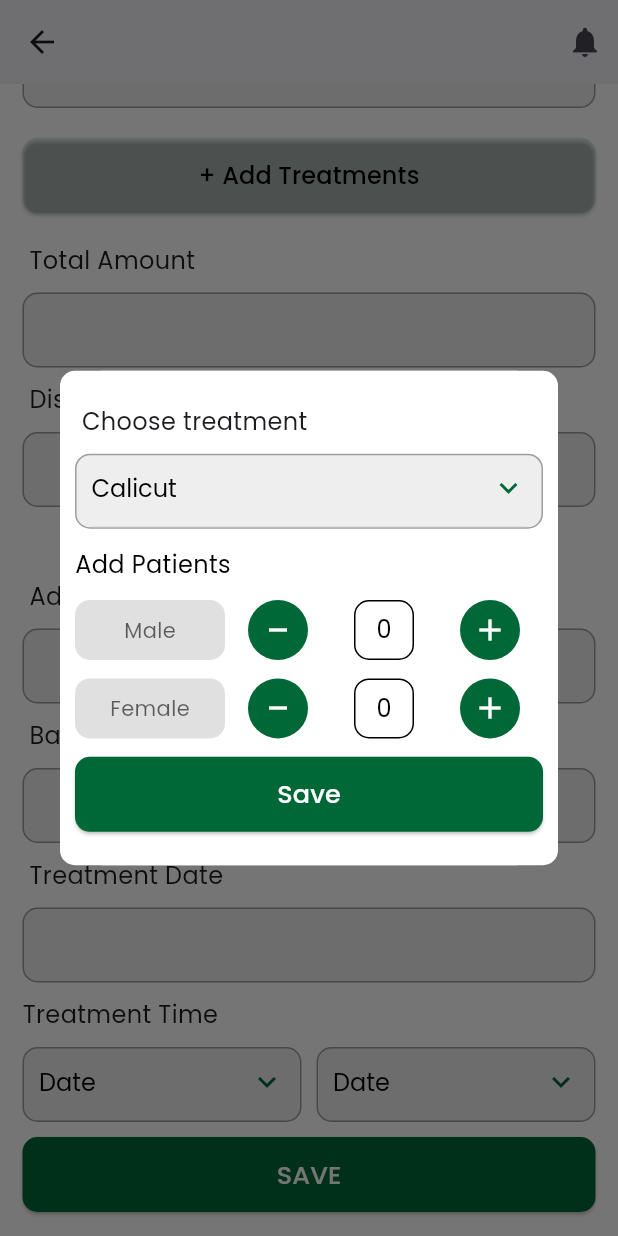
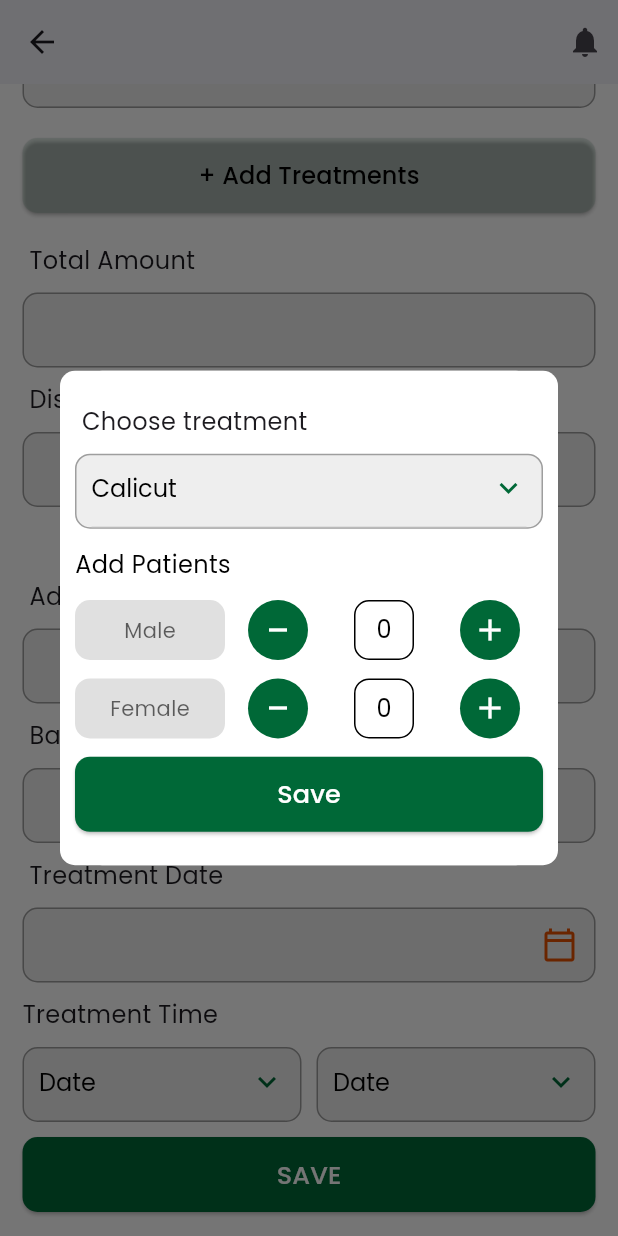
Before and after one commit to yaseeeeeeeeeeen/treatment_app, a Flutter app: the RegistertionScreen screen opened directly, scrolled down 576 dp, after a tap on "+ Add Treatments", on a phone screen of 412 x 824 dp. Run offline on Flutter 3.47's test engine with Material 3 defaults, Android fonts, the phone set to English and light mode, and no system bars; our stand-ins replace either_dart, flutter_bloc.

Commit message:
temporary-stoped

```diff
--- a/lib/core/data/models/tretment_list_model.dart
+++ b/lib/core/data/models/tretment_list_model.dart
@@ -1,9 +1,11 @@
-
 // ignore_for_file: constant_identifier_names
 
 import 'dart:convert';
 
-TrietmentList trietmentListFromJson(String str) => TrietmentList.fromJson(json.decode(str));
+import 'package:treatment_app/core/data/models/branches_model.dart';
+
+TrietmentList trietmentListFromJson(String str) =>
+    TrietmentList.fromJson(json.decode(str));
 
 String trietmentListToJson(TrietmentList data) => json.encode(data.toJson());
 
@@ -15,7 +17,8 @@ class TrietmentList {
   });
 
   factory TrietmentList.fromJson(Map<String, dynamic> json) => TrietmentList(
-        treatments: List<Treatment>.from(json["treatments"].map((x) => Treatment.fromJson(x))),
+        treatments: List<Treatment>.from(
+            json["treatments"].map((x) => Treatment.fromJson(x))),
       );
 
   Map<String, dynamic> toJson() => {
@@ -25,7 +28,7 @@ class TrietmentList {
 
 class Treatment {
   int id;
-    List<Branch> branches;
+  Branchs branches;
   String name;
   String duration;
   String price;
@@ -34,7 +37,7 @@ class Treatment {
   DateTime updatedAt;
 
   Treatment({
-        required this.id,
+    this.id = 0,
     required this.branches,
     required this.name,
     required this.duration,
@@ -45,8 +48,8 @@ class Treatment {
   });
 
   factory Treatment.fromJson(Map<String, dynamic> json) => Treatment(
-        id: json["id"],
-        branches: List<Branch>.from(json["branches"].map((x) => Branch.fromJson(x))),
+        id: json["id"] ?? 0,
+        branches: Branchs.fromJson(json) ,
         name: json["name"],
         duration: json["duration"],
         price: json["price"],
@@ -57,7 +60,7 @@ class Treatment {
 
   Map<String, dynamic> toJson() => {
         "id": id,
-        "branches": List<dynamic>.from(branches.map((x) => x.toJson())),
+        "branches": branches.branches,
         "name": name,
         "duration": duration,
         "price": price,
@@ -67,59 +70,7 @@ class Treatment {
       };
 }
 
-class Branch {
-    int id;
-    Name name;
-    int patientsCount;
-    Location location;
-    Phone phone;
-    Mail mail;
-    Address address;
-    String gst;
-    bool isActive;
-
-    Branch({
-        required this.id,
-        required this.name,
-        required this.patientsCount,
-        required this.location,
-        required this.phone,
-        required this.mail,
-        required this.address,
-        required this.gst,
-        required this.isActive,
-    });
-
-    factory Branch.fromJson(Map<String, dynamic> json) => Branch(
-        id: json["id"],
-        name: nameValues.map[json["name"]]!,
-        patientsCount: json["patients_count"],
-        location: locationValues.map[json["location"]]!,
-        phone: phoneValues.map[json["phone"]]!,
-        mail: mailValues.map[json["mail"]]!,
-        address: addressValues.map[json["address"]]!,
-        gst: json["gst"],
-        isActive: json["is_active"],
-    );
-
-    Map<String, dynamic> toJson() => {
-        "id": id,
-        "name": nameValues.reverse[name],
-        "patients_count": patientsCount,
-        "location": locationValues.reverse[location],
-        "phone": phoneValues.reverse[phone],
-        "mail": mailValues.reverse[mail],
-        "address": addressValues.reverse[address],
-        "gst": gst,
-        "is_active": isActive,
-    };
-}
-
-enum Address {
-    KOCHI_KERALA_685565,
-    KOTTAYAM_KERALA_686563,
-    KOZHIKODE
-}
+enum Address { KOCHI_KERALA_685565, KOTTAYAM_KERALA_686563, KOZHIKODE }
 
 final addressValues = EnumValues({
   "Kochi, Kerala-685565": Address.KOCHI_KERALA_685565,
@@ -127,11 +78,7 @@ final addressValues = EnumValues({
   "Kozhikode": Address.KOZHIKODE
 });
 
-enum Location {
-    KOCHI,
-    KOZHIKODE,
-    KUMARAKOM_KOTTAYAM
-}
+enum Location { KOCHI, KOZHIKODE, KUMARAKOM_KOTTAYAM }
 
 final locationValues = EnumValues({
   "Kochi": Location.KOCHI,
@@ -139,20 +86,11 @@ final locationValues = EnumValues({
   "Kumarakom, Kottayam": Location.KUMARAKOM_KOTTAYAM
 });
 
-enum Mail {
-    USER123_GMAIL_COM
-}
+enum Mail { USER123_GMAIL_COM }
 
-final mailValues = EnumValues({
-    "user123@gmail.com": Mail.USER123_GMAIL_COM
-});
+final mailValues = EnumValues({"user123@gmail.com": Mail.USER123_GMAIL_COM});
 
-enum Name {
-    EDAPPALI,
-    KUMARAKOM,
-    NADAKKAVU,
-    THONDAYADU
-}
+enum Name { EDAPPALI, KUMARAKOM, NADAKKAVU, THONDAYADU }
 
 final nameValues = EnumValues({
   "Edappali": Name.EDAPPALI,
--- a/lib/core/data/repositories/login_repo.dart
+++ b/lib/core/data/repositories/login_repo.dart
@@ -6,7 +6,6 @@ class LoginRepo {
       {required String email, required String password}) async {
     var loginData = {"username": email, "password": password};
     String url = NetworkUrls.login;
-    print(loginData);
     return ApiService.postApi(loginData, url);
   }
 }
--- a/lib/core/presentation/blocs/patient/patient_bloc.dart
+++ b/lib/core/presentation/blocs/patient/patient_bloc.dart
@@ -1,12 +1,23 @@
-
+import 'dart:async';
 
 import 'package:flutter_bloc/flutter_bloc.dart';
+import 'package:intl/intl.dart';
 
 part 'patient_event.dart';
 part 'patient_state.dart';
 
 class PatientBloc extends Bloc<PatientEvent, PatientState> {
   PatientBloc() : super(PatientInitial()) {
+    on<DateSelctedEvent>(dateSelctedEvent);
+  }
 
+  FutureOr<void> dateSelctedEvent(
+      DateSelctedEvent event, Emitter<PatientState> emit) async {
+    String formattedDate =
+        DateFormat('EEEE, MMMM dd, yyyy').format(event.selectedDate);
+    print(formattedDate);
+
+    emit(DateSelctedSuccsessState(
+        selctedDate: event.selectedDate, formatedDate: formattedDate));
   }
 }
--- a/lib/core/presentation/blocs/patient/patient_event.dart
+++ b/lib/core/presentation/blocs/patient/patient_event.dart
@@ -1,3 +1,8 @@
 part of 'patient_bloc.dart';
 
 abstract class PatientEvent {}
+
+class DateSelctedEvent extends PatientEvent {
+  final DateTime selectedDate;
+  DateSelctedEvent({required this.selectedDate});
+}
--- a/lib/core/presentation/blocs/patient/patient_state.dart
+++ b/lib/core/presentation/blocs/patient/patient_state.dart
@@ -12,4 +12,10 @@ final class PatientAddedFailed extends PatientState {
   PatientAddedFailed({required this.messege});
 }
 
+final class DateSelctedSuccsessState extends PatientState {
+  final DateTime selctedDate;
+  final String formatedDate;
+  DateSelctedSuccsessState({required this.selctedDate,required this.formatedDate});
+}
+
 final class PatientAddedLoading extends PatientState {}
--- a/lib/core/presentation/pages/registertion_screen.dart
+++ b/lib/core/presentation/pages/registertion_screen.dart
@@ -1,4 +1,8 @@
 import 'package:flutter/material.dart';
+import 'package:flutter/widgets.dart';
+import 'package:flutter_bloc/flutter_bloc.dart';
+import 'package:treatment_app/core/data/models/get_patient.dart';
+import 'package:treatment_app/core/presentation/blocs/patient/patient_bloc.dart';
 import 'package:treatment_app/core/presentation/utils/constant/colors.dart';
 import 'package:treatment_app/core/presentation/utils/static_datas.dart';
 import 'package:treatment_app/core/presentation/utils/constant/text_styles.dart';
@@ -14,6 +18,7 @@ class RegistertionScreen extends StatelessWidget {
   final TextEditingController nameController = TextEditingController();
   int male = 0;
   int female = 0;
+  DateTime selectedDate = DateTime.now();
   @override
   Widget build(BuildContext context) {
     Size size = MediaQuery.sizeOf(context);
@@ -74,79 +79,12 @@ class RegistertionScreen extends StatelessWidget {
                   const SizedBox(height: 20),
                   ElevatedButton(
                     onPressed: () {
-                      showDialog(
-                        context: context,
-                        barrierDismissible:
-                            false, // User must tap button to dismiss
-                        builder: (BuildContext context) {
-                          return AlertDialog(
-                            backgroundColor: Colors.white,
-                            contentPadding: const EdgeInsets.all(0),
-                            content: Container(
-                              decoration: BoxDecoration(
-                                  borderRadius: BorderRadius.circular(10),
-                                  color: Colors.white),
-                              padding: const EdgeInsets.all(10),
-                              height: size.height / 2.5,
-                              child: Column(
-                                mainAxisAlignment:
-                                    MainAxisAlignment.spaceEvenly,
-                                crossAxisAlignment: CrossAxisAlignment.start,
-                                children: [
-                                  DropDownTextField(
-                                      dropdownList: StaticData.locationDropDown,
-                                      textController: nameController,
-                                      hintText: "Choose prefered treatment",
-                                      title: "Choose treatment"),
-                                  Text("Add Patients",
-                                      style: AppTextStyles.poppinsblack),
-                                  Row(
-                                    children: [
-                                      Container(
-                                        height: 40,
-                                        width: 100,
-                                        decoration: BoxDecoration(
-                                            color: Colors.black12,
-                                            borderRadius:
-                                                BorderRadius.circular(10)),
-                                        child: Center(
-                                            child: Text("Male",
-                                                style: AppTextStyles.hintText)),
-                                      ),
-                                      Expanded(
-                                        child: SizedBox(
-                                            child:
-                                                CounterAlertBox(count: male)),
-                                      )
-                                    ],
-                                  ),
-                                  Row(
-                                    children: [
-                                      Container(
-                                        height: 40,
-                                        width: 100,
-                                        decoration: BoxDecoration(
-                                            color: Colors.black12,
-                                            borderRadius:
-                                                BorderRadius.circular(10)),
-                                        child: Center(
-                                            child: Text("Female",
-                                                style: AppTextStyles.hintText)),
-                                      ),
-                                      Expanded(
-                                        child: SizedBox(
-                                            child:
-                                                CounterAlertBox(count: female)),
-                                      )
-                                    ],
-                                  ),
-                                  CustomButton(onPressed: () {}, text: "Save")
-                                ],
-                              ),
-                            ),
-                          );
-                        },
-                      );
+                      pateintCount(
+                          size: size,
+                          treatmentListController: nameController,
+                          context: context,
+                          female: female,
+                          male: male);
                     },
                     style: ElevatedButton.styleFrom(
                         backgroundColor: AppColors.green.withOpacity(0.1),
@@ -178,6 +116,18 @@ class RegistertionScreen extends StatelessWidget {
                       title: "Balance Amount"),
                   const SizedBox(height: 10),
                   CustomTextFiled(
+                      suffixIcon: GestureDetector(
+                        onTap: () {
+                          calanderDialog(
+                              size: size,
+                              context: context,
+                              dateTime: selectedDate);
+                        },
+                        child: Icon(Icons.calendar_today_outlined,
+                            color: Colors.orange.shade900),
+                      ),
+                      textInputType: TextInputType.none,
+                      readOnly: true,
                       hintText: "",
                       textEditingController: nameController,
                       title: "Treatment Date"),
@@ -206,7 +156,11 @@ class RegistertionScreen extends StatelessWidget {
                     ],
                   ),
                   const SizedBox(height: 10),
-                  CustomButton(onPressed: () {}, text: "SAVE"),
+                  CustomButton(
+                      onPressed: () {
+                        print(selectedDate.day);
+                      },
+                      text: "SAVE"),
                   const SizedBox(height: 10),
                 ],
               ),
@@ -217,3 +171,119 @@ class RegistertionScreen extends StatelessWidget {
     );
   }
 }
+
+void calanderDialog({context, required Size size, required DateTime dateTime}) {
+  showDialog(
+    context: context,
+    barrierDismissible: false,
+    builder: (BuildContext context) {
+      return AlertDialog(
+          title: Text("Select A Date", style: AppTextStyles.poppinsblack),
+          actionsAlignment: MainAxisAlignment.spaceBetween,
+          actions: [
+            TextButton(
+                onPressed: () {
+                  Navigator.of(context).pop();
+                },
+                child: Text("Cancel", style: AppTextStyles.poppinsblack)),
+            BlocListener<PatientBloc, PatientState>(
+              listener: (context, state) {},
+              child: TextButton(
+                  onPressed: () {
+                    context
+                        .read<PatientBloc>()
+                        .add(DateSelctedEvent(selectedDate: dateTime));
+                  },
+                  child: Text("Ok", style: AppTextStyles.poppinsblack)),
+            )
+          ],
+          backgroundColor: Colors.white,
+          contentPadding: const EdgeInsets.all(0),
+          content: Container(
+            margin: const EdgeInsets.all(10),
+            decoration: BoxDecoration(
+                borderRadius: BorderRadius.circular(20), color: Colors.white),
+            height: size.height / 2.2,
+            child: CalendarDatePicker(
+                initialCalendarMode: DatePickerMode.day,
+                currentDate: DateTime.now(),
+                initialDate: DateTime.now(),
+                firstDate: DateTime.now(),
+                lastDate: DateTime(2030),
+                onDateChanged: (value) {
+                  dateTime = value;
+                }),
+          ));
+    },
+  );
+}
+
+////Alert Box
+void pateintCount(
+    {context,
+    required Size size,
+    int male = 0,
+    int female = 0,
+    required TextEditingController treatmentListController}) {
+  showDialog(
+    context: context,
+    barrierDismissible: false,
+    builder: (BuildContext context) {
+      return AlertDialog(
+        backgroundColor: Colors.white,
+        contentPadding: const EdgeInsets.all(0),
+        content: Container(
+          decoration: BoxDecoration(
+              borderRadius: BorderRadius.circular(10), color: Colors.white),
+          padding: const EdgeInsets.all(10),
+          height: size.height / 2.5,
+          child: Column(
+            mainAxisAlignment: MainAxisAlignment.spaceEvenly,
+            crossAxisAlignment: CrossAxisAlignment.start,
+            children: [
+              DropDownTextField(
+                  dropdownList: StaticData.locationDropDown,
+                  textController: treatmentListController,
+                  hintText: "Choose prefered treatment",
+                  title: "Choose treatment"),
+              Text("Add Patients", style: AppTextStyles.poppinsblack),
+              Row(
+                children: [
+                  Container(
+                    height: 40,
+                    width: 100,
+                    decoration: BoxDecoration(
+                        color: Colors.black12,
+                        borderRadius: BorderRadius.circular(10)),
+                    child: Center(
+                        child: Text("Male", style: AppTextStyles.hintText)),
+                  ),
+                  Expanded(
+                    child: SizedBox(child: CounterAlertBox(count: male)),
+                  )
+                ],
+              ),
+              Row(
+                children: [
+                  Container(
+                    height: 40,
+                    width: 100,
+                    decoration: BoxDecoration(
+                        color: Colors.black12,
+                        borderRadius: BorderRadius.circular(10)),
+                    child: Center(
+                        child: Text("Female", style: AppTextStyles.hintText)),
+                  ),
+                  Expanded(
+                    child: SizedBox(child: CounterAlertBox(count: female)),
+                  )
+                ],
+              ),
+              CustomButton(onPressed: () {}, text: "Save")
+            ],
+          ),
+        ),
+      );
+    },
+  );
+}
--- a/lib/core/presentation/widgets/login_page.dart/text_filed.dart
+++ b/lib/core/presentation/widgets/login_page.dart/text_filed.dart
@@ -3,15 +3,20 @@ import 'package:treatment_app/core/presentation/utils/constant/colors.dart';
 import 'package:treatment_app/core/presentation/utils/constant/text_styles.dart';
 
 class CustomTextFiled extends StatelessWidget {
-  const CustomTextFiled(
+  CustomTextFiled(
       {super.key,
       required this.hintText,
       required this.textEditingController,
-      required this.title});
+      required this.title,
+      this.readOnly = false,
+      this.suffixIcon = const SizedBox(),this.textInputType=TextInputType.emailAddress});
+
   final TextEditingController textEditingController;
   final String title;
   final String hintText;
-
+  final bool readOnly;
+  final TextInputType textInputType;
+  final Widget suffixIcon;
   @override
   Widget build(BuildContext context) {
     return SizedBox(
@@ -24,10 +29,12 @@ class CustomTextFiled extends StatelessWidget {
         SizedBox(
           height: 50,
           child: TextFormField(
+            keyboardType: textInputType,
             controller: textEditingController,
             decoration: InputDecoration(
               hintText: hintText,
               hintStyle: AppTextStyles.hintText,
+              suffixIcon: suffixIcon,
               filled: true,
               fillColor: Colors.grey.shade200,
               enabledBorder: const OutlineInputBorder(
--- a/pubspec.yaml
+++ b/pubspec.yaml
@@ -33,6 +33,7 @@ dependencies:
     sdk: flutter
   flutter_bloc: ^8.1.4
   http: ^1.2.1
+  intl: ^0.19.0
 
 dev_dependencies:
   flutter_lints: ^3.0.0
```
Also changed, not shown: lib/core/presentation/blocs/login/login_bloc.dart (+36 -22 lines), lib/main.dart (+5 -2 lines), pubspec.lock. Lines whose indentation alone changed are shown as unchanged.
